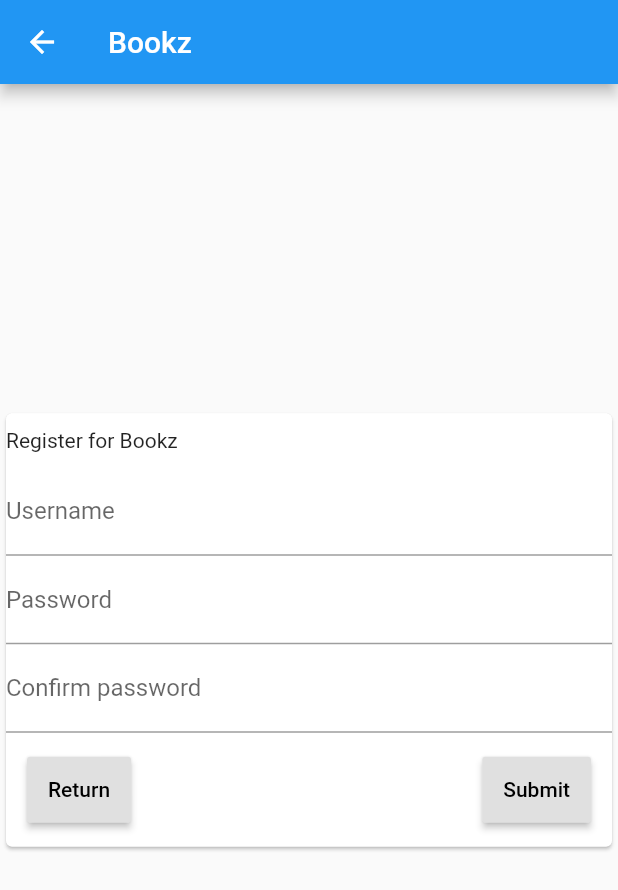
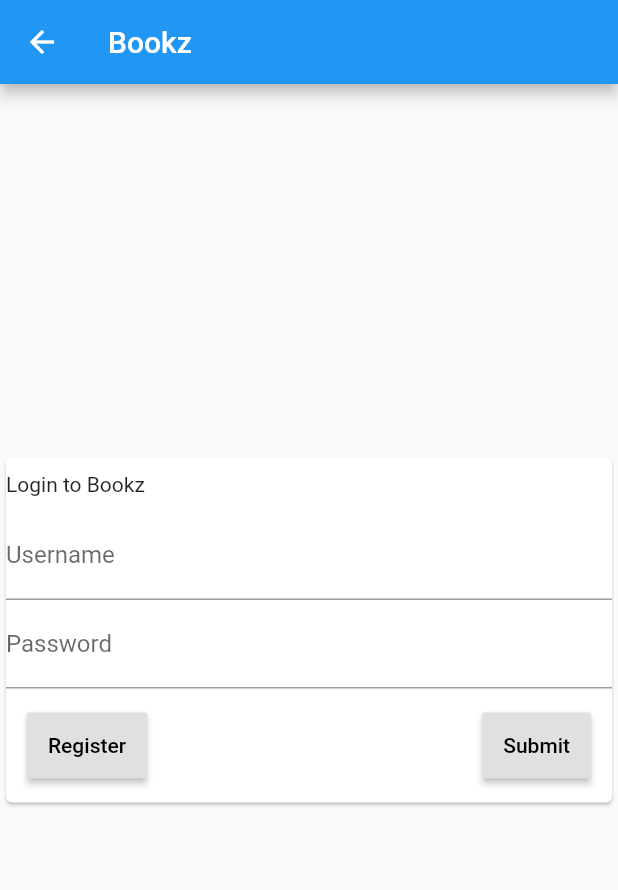
Before and after one commit to SSubPPaRR/bookz_app, a Flutter app: the MyLoginScreen screen opened directly, after a tap on "Register", on a phone screen of 412 x 824 dp. Shown: the top 890 px of the screen. Run offline on Flutter 3.47's test engine with Material 2 defaults, Android fonts, the phone set to English and light mode, and no system bars; our stand-ins replace firebase_auth, firebase_core; accounts and stored records are empty; network calls fail.

```diff
--- a/lib/screens/MyLoginScreen.dart
+++ b/lib/screens/MyLoginScreen.dart
@@ -1,32 +1,17 @@
+import 'package:bookzapp/model/AuthenticationService.dart';
+import 'package:flutter/cupertino.dart';
 import 'package:flutter/material.dart';
+import 'package:provider/provider.dart';
 
-class MyLoginScreen extends StatefulWidget {
-  // Create a global key that uniquely identifies the Form widget
-  // and allows validation of the form.
-  //
-  // Note: This is a GlobalKey<FormState>,
-  // not a GlobalKey<LoginFormState>.
+class MyLoginScreen extends StatelessWidget {
+  final _formKey = GlobalKey<FormState>();
+  final TextEditingController userController = TextEditingController();
+  final TextEditingController passController = TextEditingController();
 
-  @override
-  _MyLoginScreenState createState() => _MyLoginScreenState();
-}
-
-class _MyLoginScreenState extends State<MyLoginScreen> {
-  final _formKey = GlobalKey<FormState>();
-  bool _login = true;
-  String password;
-
-  void _changeForm() {
-    setState(() {
-      _login =! _login;
-      print('changed form');
-    });
-
-  }
+  void _changeForm() {}
 
   @override
   Widget build(BuildContext context) {
-
     //return login form
     return Scaffold(
         appBar: AppBar(
@@ -40,20 +25,19 @@ class _MyLoginScreenState extends State<MyLoginScreen> {
                 padding: EdgeInsets.fromLTRB(0, 10, 0, 50),
                 width: double.infinity,
                 child: Card(
-                    child: (_login)
-                        ? Form(
+                  child: Form(
                     key: _formKey,
                     child: Column(
                       crossAxisAlignment: CrossAxisAlignment.start,
                       children: <Widget>[
                         Padding(
-                            padding: EdgeInsets.symmetric(
-                                vertical: 10, horizontal: 0),
+                          padding:
+                              EdgeInsets.symmetric(vertical: 10, horizontal: 0),
                           child: Text("Login to Bookz"),
                         ),
                         TextFormField(
-                            decoration:
-                            InputDecoration(labelText: "Username"),
+                          controller: userController,
+                          decoration: InputDecoration(labelText: "Username"),
                           validator: (value) {
                             if (value.isEmpty) {
                               return 'Please enter username';
@@ -62,8 +46,8 @@ class _MyLoginScreenState extends State<MyLoginScreen> {
                           },
                         ),
                         TextFormField(
-                            decoration:
-                            InputDecoration(labelText: "Password"),
+                          controller: passController,
+                          decoration: InputDecoration(labelText: "Password"),
                           validator: (value) {
                             if (value.isEmpty) {
                               return 'Please enter password';
@@ -84,13 +68,13 @@ class _MyLoginScreenState extends State<MyLoginScreen> {
                                 // Validate returns true if the form is valid, or false
                                 // otherwise.
                                 if (_formKey.currentState.validate()) {
-                                    // If the form is valid, display a Snackbar.
-                                    Scaffold.of(context).showSnackBar(
-                                        SnackBar(
-                                            content:
-                                            Text('Processing Data')));
+                                  // If the form is valid, display a SnackBar.
+                                  Scaffold.of(context).showSnackBar(SnackBar(
+                                      content: Text('Processing Data')));
                                 }
-                                  Navigator.pushReplacementNamed(context, "/main");
+                                context.read<AuthenticationService>().signIn(
+                                    email: userController.text.trim(),
+                                    password: passController.text.trim());
                               },
                               child: Text('Submit'),
                             )
@@ -98,84 +82,11 @@ class _MyLoginScreenState extends State<MyLoginScreen> {
                         )
                       ],
                     ),
-                    )
-                        : Form(//registration
-                      key: _formKey,
-                      child: Column(
-                        crossAxisAlignment: CrossAxisAlignment.start,
-                        children: <Widget>[
-                          Padding(
-                            padding: EdgeInsets.symmetric(
-                                vertical: 10, horizontal: 0),
-                            child: Text("Register for Bookz"),
                   ),
-                          //username
-                          TextFormField(
-                            decoration:
-                            InputDecoration(labelText: "Username"),
-                            validator: (value) {
-                              if (value.isEmpty) {
-                                return 'Please enter username';
-                              }
-                              return null;
-                            },
                 ),
-                          //password
-                          TextFormField(
-                            decoration:
-                            InputDecoration(labelText: "Password"),
-                            validator: (value) {
-                              password = value;
-                              if (value.isEmpty) {
-                                return 'Please enter password';
-                              }
-                              return null;
-                            },
-                          ),
-                          //confirm password
-                          TextFormField(
-                            decoration: InputDecoration(
-                                labelText: "Confirm password"),
-                            validator: (value) {
-                              if (value.isEmpty) {
-                                return 'Please confirm password';
-                              } else if (value != password) {
-                                return 'Password does not match, try again!';
-                              }
-                              return null;
-                            },
-                          ),
-                          ButtonBar(
-                            alignment: MainAxisAlignment.spaceBetween,
-                            buttonPadding: EdgeInsets.all(14),
-                            children: <Widget>[
-                              RaisedButton(
-                                onPressed: _changeForm,
-                                child: Text("Return"),
-                              ),
-                              RaisedButton(
-                                onPressed: () {
-                                  // Validate returns true if the form is valid, or false
-                                  // otherwise.
-                                  if (_formKey.currentState.validate()) {
-                                    // If the form is valid, display a Snackbar.
-                                    Scaffold.of(context).showSnackBar(
-                                        SnackBar(
-                                            content:
-                                            Text('Processing Data')));
-                                  }
-                                },
-                                child: Text('Submit'),
-                              )
-                            ],
-                          )
-                        ],
-                      ),
-                    )),
               ),
             ],
           ),
-        )
-    );
+        ));
   }
 }
--- a/pubspec.yaml
+++ b/pubspec.yaml
@@ -24,6 +24,9 @@ dependencies:
   flutter:
     sdk: flutter
   http: ^0.12.2
+  provider: ^4.3.2+1
+  firebase_core: "0.5.3"
+  firebase_auth: "^0.18.4"
 
 
   # The following adds the Cupertino Icons font to your application.
```
Also changed, not shown: lib/main.dart (+28 -23 lines), lib/model/AuthenticationService.dart (added, +33 -0 lines), lib/screens/MainScreen.dart (+3 -4 lines), lib/screens/MyProfileScreen.dart (added, +23 -0 lines), pubspec.lock, 2 other files. Lines whose indentation alone changed are shown as unchanged.
